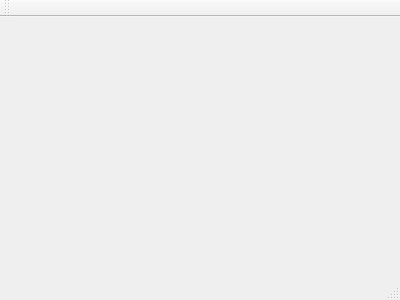
konovagit/IHM_Reflow_Oven, file mainwindow.ui: the form before one commit.
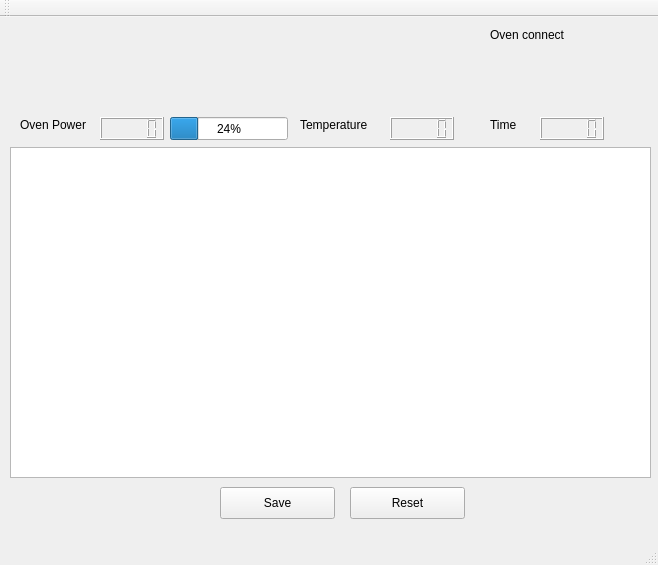
The form after the commit.

Commit message: create first interface (just placement)

The edit to the form file:
```diff
--- a/mainwindow.ui
+++ b/mainwindow.ui
@@ -1,24 +1,174 @@
 <ui version="4.0">
  <class>MainWindow</class>
- <widget class="QMainWindow" name="MainWindow" >
-  <property name="geometry" >
+ <widget class="QMainWindow" name="MainWindow">
+  <property name="geometry">
    <rect>
     <x>0</x>
     <y>0</y>
-    <width>400</width>
-    <height>300</height>
+    <width>658</width>
+    <height>565</height>
    </rect>
   </property>
   <property name="windowTitle" >
    <string>MainWindow</string>
   </property>
-  <widget class="QMenuBar" name="menuBar" />
-  <widget class="QToolBar" name="mainToolBar" />
-  <widget class="QWidget" name="centralWidget" />
-  <widget class="QStatusBar" name="statusBar" />
+  <widget class="QWidget" name="centralWidget">
+   <widget class="QGraphicsView" name="graphicsView">
+    <property name="geometry">
+     <rect>
+      <x>10</x>
+      <y>130</y>
+      <width>641</width>
+      <height>331</height>
+     </rect>
+    </property>
+   </widget>
+   <widget class="QProgressBar" name="progressBar">
+    <property name="geometry">
+     <rect>
+      <x>170</x>
+      <y>100</y>
+      <width>118</width>
+      <height>23</height>
+     </rect>
+    </property>
+    <property name="toolTip">
+     <string>&lt;html&gt;&lt;head/&gt;&lt;body&gt;&lt;p&gt;&lt;br/&gt;&lt;/p&gt;&lt;/body&gt;&lt;/html&gt;</string>
+    </property>
+    <property name="value">
+     <number>24</number>
+    </property>
+   </widget>
+   <widget class="QLabel" name="label">
+    <property name="geometry">
+     <rect>
+      <x>20</x>
+      <y>100</y>
+      <width>81</width>
+      <height>16</height>
+     </rect>
+    </property>
+    <property name="text">
+     <string>Oven Power</string>
+    </property>
+   </widget>
+   <widget class="QLCDNumber" name="lcdNumber">
+    <property name="geometry">
+     <rect>
+      <x>100</x>
+      <y>100</y>
+      <width>64</width>
+      <height>23</height>
+     </rect>
+    </property>
+   </widget>
+   <widget class="QLabel" name="label_2">
+    <property name="geometry">
+     <rect>
+      <x>300</x>
+      <y>100</y>
+      <width>81</width>
+      <height>16</height>
+     </rect>
+    </property>
+    <property name="text">
+     <string>Temperature</string>
+    </property>
+   </widget>
+   <widget class="QLCDNumber" name="lcdNumber_2">
+    <property name="geometry">
+     <rect>
+      <x>390</x>
+      <y>100</y>
+      <width>64</width>
+      <height>23</height>
+     </rect>
+    </property>
+   </widget>
+   <widget class="QLabel" name="label_3">
+    <property name="geometry">
+     <rect>
+      <x>490</x>
+      <y>100</y>
+      <width>81</width>
+      <height>16</height>
+     </rect>
+    </property>
+    <property name="text">
+     <string>Time</string>
+    </property>
+   </widget>
+   <widget class="QLCDNumber" name="lcdNumber_3">
+    <property name="geometry">
+     <rect>
+      <x>540</x>
+      <y>100</y>
+      <width>64</width>
+      <height>23</height>
+     </rect>
+    </property>
+   </widget>
+   <widget class="QLabel" name="label_4">
+    <property name="geometry">
+     <rect>
+      <x>490</x>
+      <y>10</y>
+      <width>91</width>
+      <height>16</height>
+     </rect>
+    </property>
+    <property name="text">
+     <string>Oven connect</string>
+    </property>
+   </widget>
+   <widget class="QPushButton" name="pushButton">
+    <property name="geometry">
+     <rect>
+      <x>220</x>
+      <y>470</y>
+      <width>115</width>
+      <height>32</height>
+     </rect>
+    </property>
+    <property name="text">
+     <string>Save</string>
+    </property>
+   </widget>
+   <widget class="QPushButton" name="pushButton_2">
+    <property name="geometry">
+     <rect>
+      <x>350</x>
+      <y>470</y>
+      <width>115</width>
+      <height>32</height>
+     </rect>
+    </property>
+    <property name="text">
+     <string>Reset</string>
+    </property>
+   </widget>
+  </widget>
+  <widget class="QMenuBar" name="menuBar">
+   <property name="geometry">
+    <rect>
+     <x>0</x>
+     <y>0</y>
+     <width>658</width>
+     <height>22</height>
+    </rect>
+   </property>
+  </widget>
+  <widget class="QToolBar" name="mainToolBar">
+   <attribute name="toolBarArea">
+    <enum>TopToolBarArea</enum>
+   </attribute>
+   <attribute name="toolBarBreak">
+    <bool>false</bool>
+   </attribute>
+  </widget>
+  <widget class="QStatusBar" name="statusBar"/>
  </widget>
- <layoutDefault spacing="6" margin="11" />
- <pixmapfunction></pixmapfunction>
+ <layoutdefault spacing="6" margin="11"/>
  <resources/>
  <connections/>
 </ui>
```
Left out of the diff: 3 changed lines with no effect on the pictures. The commit also changes 3 other files.
